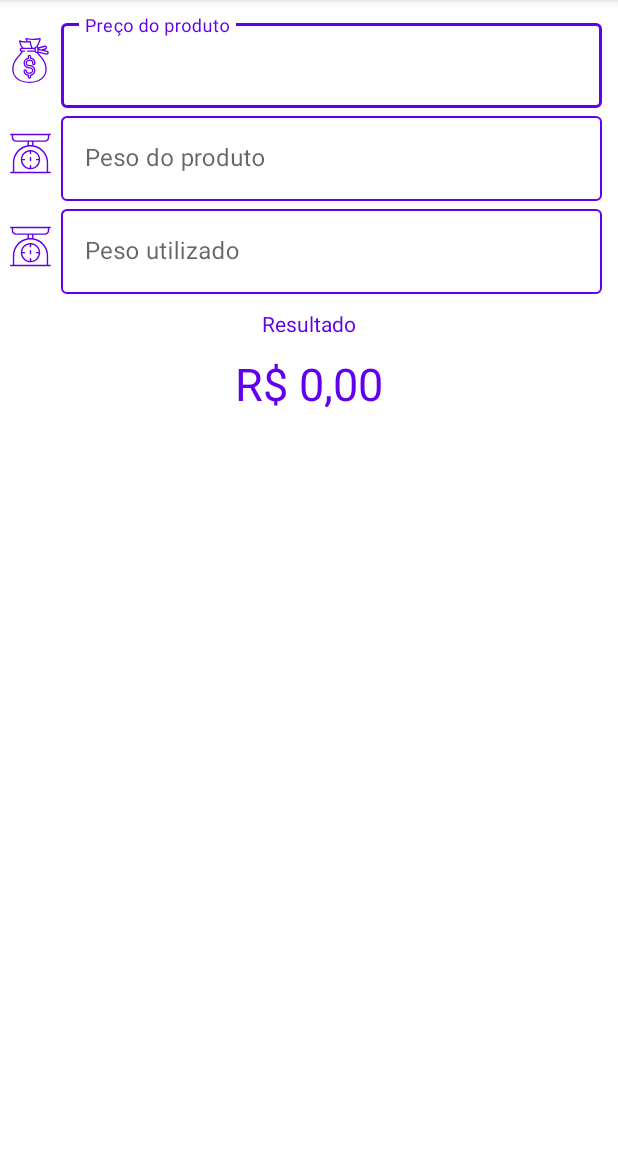
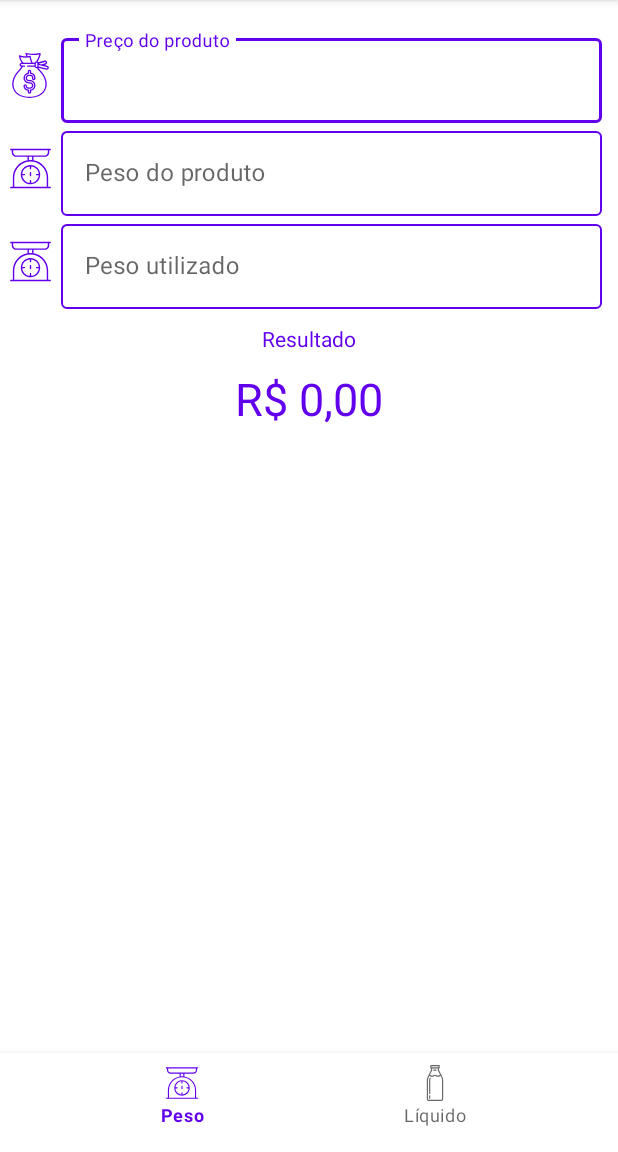
Before and after one commit to FelipeNathan/IngredientCalculator, an Android app: the screen it shows after launch (MainActivity), on a phone screen of 412 x 824 dp, the part 84-1236 px from its top. Run offline under Robolectric (Android 15) with nearby library versions, the phone set to English and light mode, and no system bars.

Commit message:
BuildSrc & Fragments

```diff
--- a/app/src/main/AndroidManifest.xml
+++ b/app/src/main/AndroidManifest.xml
@@ -10,7 +10,7 @@
         android:supportsRtl="true"
         android:theme="@style/Theme.IngredientCalculator">
         <activity
-            android:name=".MainActivity"
+            android:name=".activities.MainActivity"
             android:exported="true">
             <intent-filter>
                 <action android:name="android.intent.action.MAIN" />
--- a/app/src/main/java/com/ingredientcalculator/MainActivity.kt
+++ /dev/null
@@ -1,50 +0,0 @@
-package com.ingredientcalculator
-
-import android.os.Bundle
-import android.text.Editable
-import android.util.Log
-import androidx.appcompat.app.AppCompatActivity
-import androidx.core.widget.doOnTextChanged
-import kotlinx.android.synthetic.main.activity_main.*
-import java.math.BigDecimal
-import java.math.RoundingMode
-
-class MainActivity : AppCompatActivity() {
-    override fun onCreate(savedInstanceState: Bundle?) {
-        super.onCreate(savedInstanceState)
-        setContentView(R.layout.activity_main)
-
-        with(peso_do_produto_input) { addTextChangedListener(DecimalWatcher.build3Decimal(this)) }
-        with(preco_do_produto_input) { addTextChangedListener(DecimalWatcher.build2Decimal(this)) }
-        with(peso_utilizado_input) { addTextChangedListener(DecimalWatcher.build3Decimal(this)) }
-
-        peso_do_produto_input.doOnTextChanged { _, _, _, _ -> calculate() }
-        preco_do_produto_input.doOnTextChanged { _, _, _, _ -> calculate() }
-        peso_utilizado_input.doOnTextChanged { _, _, _, _ -> calculate() }
-    }
-
-    private fun calculate() {
-        val peso = peso_do_produto_input.text.valueOrZero()
-        val preco = preco_do_produto_input.text.valueOrZero()
-        val peso_utilizado = peso_utilizado_input.text.valueOrZero()
-        try {
-            val result = (preco * peso_utilizado)
-                .divide(peso, 2, RoundingMode.HALF_UP)
-                .toString()
-                .replace(".", ",")
-            resultado_input.text = "R$ $result"
-        } catch (ex: Exception) {
-            resultado_input.text = "R$ 0,00"
-        }
-        Log.d("TEXT_CHANGE", "$peso - $preco - $peso_utilizado")
-    }
-
-    private fun Editable?.valueOrZero(): BigDecimal {
-        val value = (this?.ifBlank { "0" } ?: "0").toString().replace(",", ".")
-        return try {
-            BigDecimal(value)
-        } catch (ex: NumberFormatException) {
-            BigDecimal("0$value")
-        }
-    }
-}
--- /dev/null
+++ b/app/src/main/java/com/ingredientcalculator/activities/MainActivity.kt
@@ -0,0 +1,45 @@
+package com.ingredientcalculator.activities
+
+import android.os.Bundle
+import androidx.appcompat.app.AppCompatActivity
+import androidx.fragment.app.Fragment
+import com.ingredientcalculator.R
+import com.ingredientcalculator.activities.fragments.LiquidFragment
+import com.ingredientcalculator.activities.fragments.WeightFragment
+import com.ingredientcalculator.databinding.ActivityMainBinding
+
+class MainActivity : AppCompatActivity() {
+
+    private lateinit var binding: ActivityMainBinding
+
+    override fun onCreate(savedInstanceState: Bundle?) {
+        super.onCreate(savedInstanceState)
+        binding = ActivityMainBinding.inflate(layoutInflater)
+        setContentView(binding.root)
+        configureMenu()
+    }
+
+    private fun configureMenu() {
+        binding.bottomNavigation.setOnItemSelectedListener {
+            val fragment: Fragment? = when (it.itemId) {
+                R.id.page_scale -> WeightFragment()
+                R.id.page_liquid -> LiquidFragment()
+                else -> {
+                    null
+                }
+            }
+
+            if (fragment == null) {
+                false
+            } else {
+
+                supportFragmentManager
+                    .beginTransaction()
+                    .replace(binding.fragmentContainerView.id, fragment)
+                    .commit()
+
+                true
+            }
+        }
+    }
+}
--- /dev/null
+++ b/app/src/main/java/com/ingredientcalculator/activities/fragments/WeightFragment.kt
@@ -0,0 +1,50 @@
+package com.ingredientcalculator.activities.fragments
+
+import android.os.Bundle
+import android.view.LayoutInflater
+import android.view.View
+import android.view.ViewGroup
+import androidx.core.widget.doOnTextChanged
+import androidx.fragment.app.Fragment
+import com.ingredientcalculator.R
+import com.ingredientcalculator.databinding.WeightFragmentBinding
+import com.ingredientcalculator.formatter.DecimalWatcher
+import com.ingredientcalculator.formatter.valueOrZero
+import com.ingredientcalculator.service.CalculatorService
+
+class WeightFragment : Fragment(R.layout.weight_fragment) {
+
+    lateinit var binding: WeightFragmentBinding
+    private val calculator = CalculatorService()
+
+    override fun onCreateView(
+        inflater: LayoutInflater,
+        container: ViewGroup?,
+        savedInstanceState: Bundle?
+    ): View {
+        binding = WeightFragmentBinding.inflate(inflater, container, false)
+
+        with(binding.precoDoProdutoInput) {
+            addTextChangedListener(DecimalWatcher.build2Decimal(this))
+            doOnTextChanged { _, _, _, _ -> calculate() }
+        }
+        with(binding.pesoDoProdutoInput) {
+            addTextChangedListener(DecimalWatcher.build3Decimal(this))
+            doOnTextChanged { _, _, _, _ -> calculate() }
+        }
+        with(binding.pesoUtilizadoInput) {
+            addTextChangedListener(DecimalWatcher.build3Decimal(this))
+            doOnTextChanged { _, _, _, _ -> calculate() }
+        }
+
+        return binding.root
+    }
+
+    private fun calculate() {
+        val price = binding.precoDoProdutoInput.text.valueOrZero()
+        val weight = binding.pesoDoProdutoInput.text.valueOrZero()
+        val usedWeight = binding.pesoUtilizadoInput.text.valueOrZero()
+
+        binding.resultadoInput.text = calculator.calculateAndFormat(price, weight, usedWeight)
+    }
+}
--- a/app/src/main/java/com/ingredientcalculator/DecimalWatcher.kt
+++ b/app/src/main/java/com/ingredientcalculator/formatter/DecimalWatcher.kt
@@ -1,4 +1,4 @@
-package com.ingredientcalculator
+package com.ingredientcalculator.formatter
 
 import android.text.Editable
 import android.text.TextWatcher
@@ -12,6 +12,7 @@ class DecimalWatcher(
 ) : TextWatcher {
 
     private val decimal = "".padEnd(scale, '0')
+
     override fun beforeTextChanged(
         charSequence: CharSequence?,
         start: Int,
--- /dev/null
+++ b/app/src/main/res/drawable/ic_milk.xml
@@ -0,0 +1,7 @@
+<vector android:height="24dp" android:viewportHeight="470"
+    android:viewportWidth="470" android:width="24dp" xmlns:android="http://schemas.android.com/apk/res/android">
+    <path android:fillColor="#FF000000" android:pathData="m332.026,155.641l-45.386,-89.926v-20.715h2.5c4.142,0 7.5,-3.357 7.5,-7.5v-30c0,-4.143 -3.358,-7.5 -7.5,-7.5h-108.28c-4.142,0 -7.5,3.357 -7.5,7.5v30c0,4.143 3.358,7.5 7.5,7.5h2.5v20.715l-45.386,89.926c-5.504,10.905 -9.816,29.017 -9.816,41.233v245.626c0,15.163 12.336,27.5 27.5,27.5h158.683c15.164,0 27.5,-12.337 27.5,-27.5v-245.626c0,-12.217 -4.311,-30.328 -9.815,-41.233zM188.36,15h93.279v15h-93.279v-15zM197.556,70.879c0.529,-1.048 0.804,-2.205 0.804,-3.379v-22.5h73.279v22.5c0,1.174 0.275,2.331 0.804,3.379l28.543,56.553c-5.411,1.754 -9.204,4.583 -12.487,7.037 -4.452,3.329 -7.669,5.733 -14.841,5.733s-10.389,-2.404 -14.841,-5.733c-5.196,-3.884 -11.663,-8.719 -23.823,-8.719 -12.159,0 -18.625,4.835 -23.821,8.72 -4.451,3.328 -7.667,5.732 -14.838,5.732s-10.387,-2.404 -14.838,-5.732c-3.282,-2.454 -7.075,-5.283 -12.485,-7.037l28.544,-56.554zM326.841,442.5c0,6.893 -5.607,12.5 -12.5,12.5h-158.682c-6.893,0 -12.5,-5.607 -12.5,-12.5v-245.626c0,-9.874 3.758,-25.661 8.207,-34.476l10.736,-21.271c4.305,0.797 6.999,2.802 10.415,5.355 5.195,3.885 11.662,8.72 23.82,8.72 12.158,0 18.625,-4.835 23.82,-8.72 4.451,-3.328 7.667,-5.732 14.838,-5.732 7.172,0 10.389,2.404 14.841,5.733 5.196,3.885 11.663,8.719 23.822,8.719 12.16,0 18.626,-4.835 23.823,-8.719 3.416,-2.554 6.111,-4.559 10.417,-5.356l10.736,21.272c4.448,8.813 8.207,24.601 8.207,34.475v245.626z"/>
+    <path android:fillColor="#FF000000" android:pathData="m165.659,395c-4.142,0 -7.5,3.357 -7.5,7.5v30c0,4.143 3.358,7.5 7.5,7.5s7.5,-3.357 7.5,-7.5v-30c0,-4.143 -3.358,-7.5 -7.5,-7.5z"/>
+    <path android:fillColor="#FF000000" android:pathData="m174.832,165.842c-3.698,-1.866 -8.208,-0.382 -10.075,3.315 -3.33,6.598 -6.598,20.326 -6.598,27.717v175.626c0,4.143 3.358,7.5 7.5,7.5s7.5,-3.357 7.5,-7.5v-175.626c0,-5.071 2.704,-16.431 4.989,-20.957 1.866,-3.698 0.381,-8.209 -3.316,-10.075z"/>
+    <path android:fillColor="#FF000000" android:pathData="m220.86,75h28.279c4.142,0 7.5,-3.357 7.5,-7.5s-3.358,-7.5 -7.5,-7.5h-28.279c-4.142,0 -7.5,3.357 -7.5,7.5s3.358,7.5 7.5,7.5z"/>
+</vector>
--- a/app/src/main/res/layout/activity_main.xml
+++ b/app/src/main/res/layout/activity_main.xml
@@ -1,125 +1,27 @@
 <?xml version="1.0" encoding="utf-8"?>
 <androidx.constraintlayout.widget.ConstraintLayout xmlns:android="http://schemas.android.com/apk/res/android"
-    xmlns:app="http://schemas.android.com/apk/res-auto"
     xmlns:tools="http://schemas.android.com/tools"
     android:layout_width="match_parent"
     android:layout_height="match_parent"
+    xmlns:app="http://schemas.android.com/apk/res-auto"
+    android:orientation="vertical"
     android:paddingVertical="10dp"
-    tools:context=".MainActivity">
+    tools:context=".activities.MainActivity">
 
-    <GridLayout
-        android:id="@+id/preco_do_produto_input_layout"
+    <androidx.fragment.app.FragmentContainerView
+        android:id="@+id/fragment_container_view"
+        android:name="com.ingredientcalculator.activities.fragments.WeightFragment"
+        android:layout_width="match_parent"
+        android:layout_height="0dp"
+        android:layout_marginTop="10dp"
+        app:layout_constraintTop_toTopOf="parent">
+
+    </androidx.fragment.app.FragmentContainerView>
+
+    <com.google.android.material.bottomnavigation.BottomNavigationView
+        android:id="@+id/bottom_navigation"
         android:layout_width="match_parent"
         android:layout_height="wrap_content"
-        android:layout_marginHorizontal="5dp"
-        android:columnCount="2"
-        app:layout_constraintEnd_toEndOf="parent"
-        app:layout_constraintStart_toStartOf="parent"
-        app:layout_constraintTop_toTopOf="parent"
-        android:focusable="false">
-
-        <androidx.appcompat.widget.AppCompatImageButton
-            android:layout_width="30dp"
-            android:layout_height="30dp"
-            android:layout_marginTop="15dp"
-            android:background="@drawable/ic_money_bag"
-            android:backgroundTint="@color/purple_500"/>
-
-        <com.google.android.material.textfield.TextInputLayout
-            android:layout_width="match_parent"
-            android:layout_height="wrap_content"
-            android:layout_marginStart="5dp"
-            android:layout_marginEnd="35dp"
-            android:hint="@string/pre_o_do_produto"
-            style="@style/CustomTextInputLayout">
-
-            <com.google.android.material.textfield.TextInputEditText
-                android:id="@+id/preco_do_produto_input"
-                android:layout_width="match_parent"
-                android:layout_height="wrap_content"
-                android:inputType="numberDecimal"
-                android:selectAllOnFocus="true"
-                android:textAlignment="center"
-                />
-        </com.google.android.material.textfield.TextInputLayout>
-
-        <androidx.appcompat.widget.AppCompatImageButton
-            android:layout_width="30dp"
-            android:layout_height="30dp"
-            android:layout_marginTop="15dp"
-            android:background="@drawable/ic_scale"
-            android:backgroundTint="@color/purple_500"
-            android:focusable="false"/>
-
-        <com.google.android.material.textfield.TextInputLayout
-            android:layout_width="match_parent"
-            android:layout_height="wrap_content"
-            android:layout_marginStart="5dp"
-            android:layout_marginEnd="35dp"
-            android:hint="@string/peso_do_produto"
-            style="@style/CustomTextInputLayout">
-
-            <com.google.android.material.textfield.TextInputEditText
-                android:id="@+id/peso_do_produto_input"
-                android:layout_width="match_parent"
-                android:layout_height="wrap_content"
-                android:inputType="numberDecimal"
-                android:selectAllOnFocus="true"
-                android:textAlignment="center"
-                />
-        </com.google.android.material.textfield.TextInputLayout>
-
-        <androidx.appcompat.widget.AppCompatImageButton
-            android:layout_width="30dp"
-            android:layout_height="30dp"
-            android:layout_marginTop="15dp"
-            android:background="@drawable/ic_scale"
-            android:backgroundTint="@color/purple_500"
-            android:focusable="false"/>
-
-        <com.google.android.material.textfield.TextInputLayout
-            android:layout_width="match_parent"
-            android:layout_height="wrap_content"
-            android:layout_marginStart="5dp"
-            android:layout_marginEnd="35dp"
-            android:hint="@string/peso_utilizado"
-            style="@style/CustomTextInputLayout">
-
-            <com.google.android.material.textfield.TextInputEditText
-                android:id="@+id/peso_utilizado_input"
-                android:layout_width="match_parent"
-                android:layout_height="wrap_content"
-                android:inputType="numberDecimal"
-                android:selectAllOnFocus="true"
-                android:textAlignment="center"
-                />
-        </com.google.android.material.textfield.TextInputLayout>
-    </GridLayout>
-
-
-    <TextView
-        android:id="@+id/resultado"
-        android:layout_width="wrap_content"
-        android:layout_height="wrap_content"
-        android:layout_marginTop="10dp"
-        android:text="@string/resultado"
-        android:textColor="@color/purple_500"
-        app:layout_constraintLeft_toLeftOf="parent"
-        app:layout_constraintRight_toRightOf="parent"
-        app:layout_constraintTop_toBottomOf="@+id/preco_do_produto_input_layout"
-        />
-
-    <TextView
-        android:id="@+id/resultado_input"
-        android:layout_width="wrap_content"
-        android:layout_height="wrap_content"
-        android:layout_marginTop="10dp"
-        android:text="@string/r_0_00"
-        android:textColor="@color/purple_500"
-        android:textSize="30sp"
-        app:layout_constraintLeft_toLeftOf="parent"
-        app:layout_constraintRight_toRightOf="parent"
-        app:layout_constraintTop_toBottomOf="@+id/resultado" />
-
-
+        app:layout_constraintBottom_toBottomOf="parent"
+        app:menu="@menu/bottom_menu" />
 </androidx.constraintlayout.widget.ConstraintLayout>
--- /dev/null
+++ b/app/src/main/res/layout/weight_fragment.xml
@@ -0,0 +1,121 @@
+<?xml version="1.0" encoding="utf-8"?>
+<androidx.constraintlayout.widget.ConstraintLayout xmlns:android="http://schemas.android.com/apk/res/android"
+    android:layout_width="match_parent"
+    android:layout_height="match_parent"
+    xmlns:app="http://schemas.android.com/apk/res-auto">
+
+    <GridLayout
+        android:id="@+id/preco_do_produto_input_layout"
+        android:layout_width="match_parent"
+        android:layout_height="wrap_content"
+        android:layout_marginHorizontal="5dp"
+        android:columnCount="2"
+        app:layout_constraintEnd_toEndOf="parent"
+        app:layout_constraintStart_toStartOf="parent"
+        app:layout_constraintTop_toTopOf="parent"
+        android:focusable="false">
+
+        <androidx.appcompat.widget.AppCompatImageButton
+            android:layout_width="30dp"
+            android:layout_height="30dp"
+            android:layout_marginTop="15dp"
+            android:background="@drawable/ic_money_bag"
+            android:backgroundTint="@color/purple_500"/>
+
+        <com.google.android.material.textfield.TextInputLayout
+            android:layout_width="match_parent"
+            android:layout_height="wrap_content"
+            android:layout_marginStart="5dp"
+            android:layout_marginEnd="35dp"
+            android:hint="@string/preco_do_produto"
+            style="@style/CustomTextInputLayout">
+
+            <com.google.android.material.textfield.TextInputEditText
+                android:id="@+id/preco_do_produto_input"
+                android:layout_width="match_parent"
+                android:layout_height="wrap_content"
+                android:inputType="numberDecimal"
+                android:selectAllOnFocus="true"
+                android:textAlignment="center"
+                />
+        </com.google.android.material.textfield.TextInputLayout>
+
+        <androidx.appcompat.widget.AppCompatImageButton
+            android:layout_width="30dp"
+            android:layout_height="30dp"
+            android:layout_marginTop="15dp"
+            android:background="@drawable/ic_scale"
+            android:backgroundTint="@color/purple_500"
+            android:focusable="false"/>
+
+        <com.google.android.material.textfield.TextInputLayout
+            android:layout_width="match_parent"
+            android:layout_height="wrap_content"
+            android:layout_marginStart="5dp"
+            android:layout_marginEnd="35dp"
+            android:hint="@string/peso_do_produto"
+            style="@style/CustomTextInputLayout">
+
+            <com.google.android.material.textfield.TextInputEditText
+                android:id="@+id/peso_do_produto_input"
+                android:layout_width="match_parent"
+                android:layout_height="wrap_content"
+                android:inputType="numberDecimal"
+                android:selectAllOnFocus="true"
+                android:textAlignment="center"
+                />
+        </com.google.android.material.textfield.TextInputLayout>
+
+        <androidx.appcompat.widget.AppCompatImageButton
+            android:layout_width="30dp"
+            android:layout_height="30dp"
+            android:layout_marginTop="15dp"
+            android:background="@drawable/ic_scale"
+            android:backgroundTint="@color/purple_500"
+            android:focusable="false"/>
+
+        <com.google.android.material.textfield.TextInputLayout
+            android:layout_width="match_parent"
+            android:layout_height="wrap_content"
+            android:layout_marginStart="5dp"
+            android:layout_marginEnd="35dp"
+            android:hint="@string/peso_utilizado"
+            style="@style/CustomTextInputLayout">
+
+            <com.google.android.material.textfield.TextInputEditText
+                android:id="@+id/peso_utilizado_input"
+                android:layout_width="match_parent"
+                android:layout_height="wrap_content"
+                android:inputType="numberDecimal"
+                android:selectAllOnFocus="true"
+                android:textAlignment="center"
+                />
+        </com.google.android.material.textfield.TextInputLayout>
+    </GridLayout>
+
+
+    <TextView
+        android:id="@+id/resultado"
+        android:layout_width="wrap_content"
+        android:layout_height="wrap_content"
+        android:layout_marginTop="10dp"
+        android:text="@string/resultado"
+        android:textColor="@color/purple_500"
+        app:layout_constraintLeft_toLeftOf="parent"
+        app:layout_constraintRight_toRightOf="parent"
+        app:layout_constraintTop_toBottomOf="@+id/preco_do_produto_input_layout"
+        />
+
+    <TextView
+        android:id="@+id/resultado_input"
+        android:layout_width="wrap_content"
+        android:layout_height="wrap_content"
+        android:layout_marginTop="10dp"
+        android:text="@string/rs_0_00"
+        android:textColor="@color/purple_500"
+        android:textSize="30sp"
+        app:layout_constraintLeft_toLeftOf="parent"
+        app:layout_constraintRight_toRightOf="parent"
+        app:layout_constraintTop_toBottomOf="@+id/resultado" />
+
+</androidx.constraintlayout.widget.ConstraintLayout>
--- /dev/null
+++ b/app/src/main/res/menu/bottom_menu.xml
@@ -0,0 +1,13 @@
+<?xml version="1.0" encoding="utf-8"?>
+<menu xmlns:android="http://schemas.android.com/apk/res/android">
+    <item
+        android:id="@+id/page_scale"
+        android:enabled="true"
+        android:icon="@drawable/ic_scale"
+        android:title="@string/peso"/>
+    <item
+        android:id="@+id/page_liquid"
+        android:enabled="true"
+        android:icon="@drawable/ic_milk"
+        android:title="@string/liquido"/>
+</menu>
--- a/app/src/main/res/values/strings.xml
+++ b/app/src/main/res/values/strings.xml
@@ -1,12 +1,16 @@
 <resources>
     <string name="app_name">Ingredient Calculator</string>
     <string name="peso_do_produto">Peso do produto</string>
-    <string name="pre_o_do_produto">Preço do produto</string>
+    <string name="preco_do_produto">Preço do produto</string>
     <string name="resultado">Resultado</string>
     <string name="kg">KG</string>
     <string name="peso_utilizado">Peso utilizado</string>
-    <string name="r">R$</string>
+    <string name="rs">R$</string>
     <string name="_0_00">0,00</string>
     <string name="_0_000">0,000</string>
-    <string name="r_0_00">R$ 0,00</string>
+    <string name="rs_0_00">R$ 0,00</string>
+    <string name="peso">Peso</string>
+    <string name="liquido">Líquido</string>
+    <string name="litros_do_produto">Litros do produto</string>
+    <string name="litros_utilizado">Litros utilizado</string>
 </resources>
```
Also changed, not shown: app/build.gradle (+8 -9 lines), app/src/main/java/com/ingredientcalculator/activities/fragments/LiquidFragment.kt (added, +50 -0 lines), app/src/main/java/com/ingredientcalculator/formatter/EditableExtension.kt (added, +13 -0 lines), app/src/main/java/com/ingredientcalculator/service/CalculatorService.kt (added, +19 -0 lines), app/src/main/res/layout/liquid_fragment.xml (added, +121 -0 lines), buildSrc/build.gradle.kts (added, +9 -0 lines), buildSrc/src/main/kotlin/Dependencies.kt (added, +13 -0 lines), app/src/main/res/milk.svg (added).
